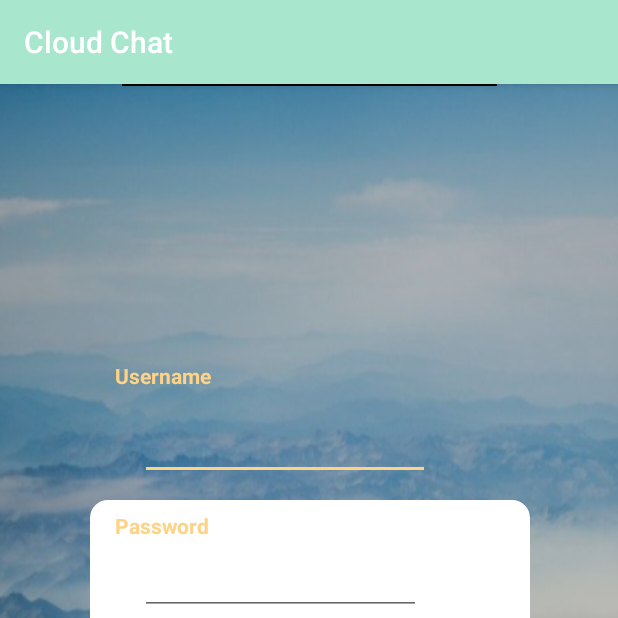
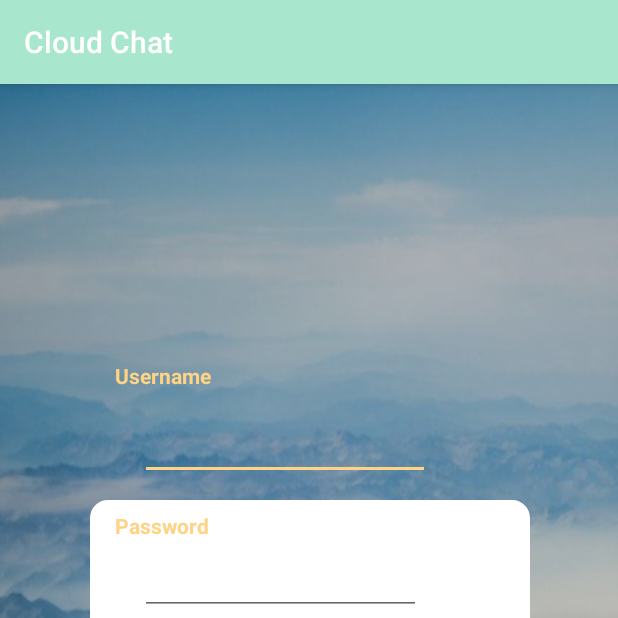
Before and after one commit to sydnieec/CloudChat, an Android app: the screen it shows after launch (HomeActivity), on a phone screen of 412 x 824 dp, the top half of it. Run offline under Robolectric (Android 15) with nearby library versions, the light colour scheme and no system bars.

Commit message:
fixed for older versions (drawable)

```diff
--- /dev/null
+++ b/app/src/main/res/drawable/rounded.xml
@@ -0,0 +1,22 @@
+<?xml version="1.0" encoding="utf-8"?>
+<shape xmlns:android="http://schemas.android.com/apk/res/android"
+    android:shape="rectangle">
+    <stroke
+        android:width="4dp"
+        android:color="#ffffff" />
+
+    // the inside color
+    <solid
+        android:color="#ffffff"
+        />
+
+    <corners android:radius="10dp" />
+
+    <padding
+        android:left="20dp"
+        android:top="10dp"
+        android:right="20dp"
+        android:bottom="10dp"    >
+    </padding>
+
+</shape>
--- a/app/src/main/res/layout/activity_home.xml
+++ b/app/src/main/res/layout/activity_home.xml
@@ -62,6 +62,7 @@
         android:inputType="textEmailAddress"
         android:selectAllOnFocus="true"
         android:textAlignment="viewStart"
+        android:gravity="start"
         android:textColor="@android:color/background_dark"
         android:textStyle="bold"
         app:layout_constraintBottom_toBottomOf="parent"
@@ -134,6 +135,7 @@
         android:layout_marginTop="8dp"
         android:text="Don't have an account? Sign up! "
         android:textAlignment="viewStart"
+        android:gravity="start"
         app:layout_constraintBottom_toBottomOf="parent"
         app:layout_constraintEnd_toEndOf="parent"
         app:layout_constraintStart_toStartOf="parent"
@@ -161,16 +163,6 @@
         app:layout_constraintTop_toTopOf="parent"
         app:layout_constraintVertical_bias="0.717" />
 
-    <View
-        android:id="@+id/view"
-        android:layout_width="250dp"
-        android:layout_height="1dp"
-        android:layout_marginEnd="8dp"
-        android:layout_marginStart="8dp"
-        android:background="#000000"
-        android:visibility="visible"
-        app:layout_constraintEnd_toEndOf="parent"
-        app:layout_constraintStart_toStartOf="parent"
-        tools:layout_editor_absoluteY="287dp" />
+
 
 </android.support.constraint.ConstraintLayout>
--- a/app/src/main/res/layout/activity_main.xml
+++ b/app/src/main/res/layout/activity_main.xml
@@ -4,7 +4,7 @@
     xmlns:tools="http://schemas.android.com/tools"
     android:layout_width="match_parent"
     android:layout_height="match_parent"
-    android:background="@drawable/finalsplash"
+    android:background="@drawable/splashscreengood"
     android:theme = "@style/AppTheme"
     tools:context="com.example.candy.cloudchat.MainActivity">
 
--- a/app/src/main/res/layout/pic_chat_ppl_list.xml
+++ b/app/src/main/res/layout/pic_chat_ppl_list.xml
@@ -25,7 +25,6 @@
         android:textStyle="bold"
         app:layout_constraintBottom_toBottomOf="parent"
         app:layout_constraintEnd_toEndOf="parent"
-        app:layout_constraintHorizontal_bias="0.692"
         app:layout_constraintStart_toStartOf="parent"
         app:layout_constraintTop_toTopOf="parent"
         app:layout_constraintVertical_bias="0.379" />
@@ -82,7 +81,7 @@
         android:textSize="20dp"
         app:layout_constraintBottom_toBottomOf="parent"
         app:layout_constraintEnd_toEndOf="parent"
-        app:layout_constraintHorizontal_bias="0.932"
+        app:layout_constraintHorizontal_bias="0.909"
         app:layout_constraintStart_toStartOf="parent"
         app:layout_constraintTop_toTopOf="parent"
         app:layout_constraintVertical_bias="0.378" />
--- a/build.gradle
+++ b/build.gradle
@@ -7,7 +7,7 @@
         jcenter()
     }
     dependencies {
-        classpath 'com.android.tools.build:gradle:3.0.1'
+        classpath 'com.android.tools.build:gradle:3.1.3'
 
 
         // NOTE: Do not place your application dependencies here; they belong
```
Also changed, not shown: gradle/wrapper/gradle-wrapper.properties.
